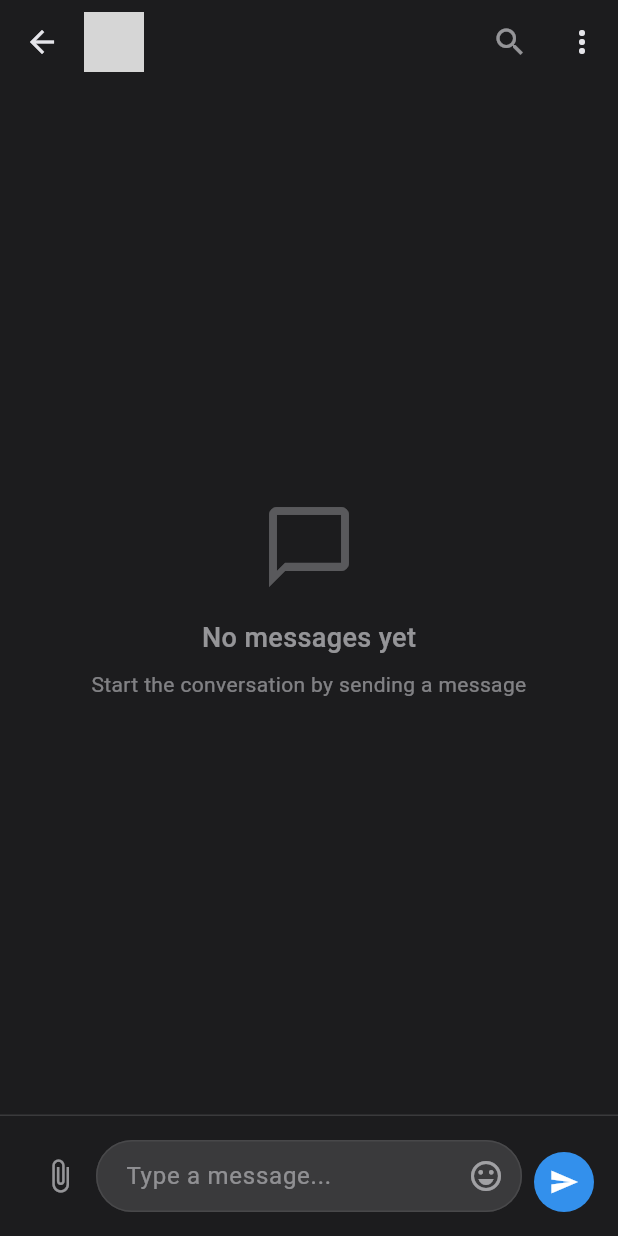
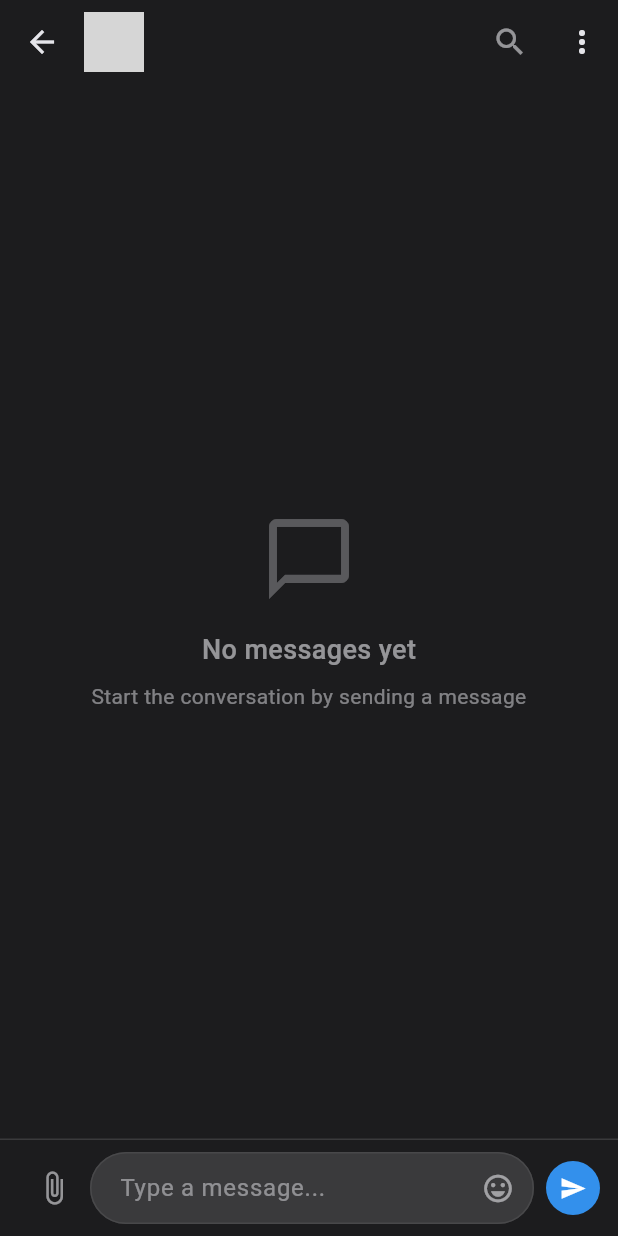
Before and after one commit to festeh/telegram_flutter_client, a Flutter app: the ChatScreen screen opened directly with empty values, on a phone screen of 412 x 824 dp. Run offline on Flutter 3.47's test engine with Material 3 defaults, Android fonts, the phone set to English and light mode, and no system bars; our stand-ins replace country_picker, emoji_picker_flutter, file_picker, flutter_dotenv, flutter_riverpod, image_picker and 5 more; missing offline and left inert: dart:ffi, mobile_scanner; accounts and stored records are empty; grey boxes are pictures that could not be loaded.

Commit message:
Fix emoji picker toggle race condition and improve input area layout
- Remove focus-based auto-hide that caused picker to pop back
- Use explicit tap handler on TextField to hide picker
- Move emoji button back inside TextField as suffixIcon
- Fix button sizing with proper constraints and padding
- Use CrossAxisAlignment.center for automatic vertical alignment

🤖 Generated with [Claude Code](https://claude.com/claude-code)

Co-Authored-By: Claude Opus 4.5 <noreply@anthropic.com>

```diff
--- a/lib/widgets/message/message_input_area.dart
+++ b/lib/widgets/message/message_input_area.dart
@@ -21,13 +21,11 @@ class _MessageInputAreaState extends ConsumerState<MessageInputArea>
   final TextEditingController _textController = TextEditingController();
   final FocusNode _focusNode = FocusNode();
   bool _isMultiline = false;
-  bool _wasKeyboardVisible = false;
 
   @override
   void initState() {
     super.initState();
     _textController.addListener(_onTextChanged);
-    _focusNode.addListener(_onFocusChanged);
     WidgetsBinding.instance.addObserver(this);
   }
 
@@ -35,7 +33,6 @@ class _MessageInputAreaState extends ConsumerState<MessageInputArea>
   void dispose() {
     WidgetsBinding.instance.removeObserver(this);
     _textController.removeListener(_onTextChanged);
-    _focusNode.removeListener(_onFocusChanged);
     _textController.dispose();
     _focusNode.dispose();
     super.dispose();
@@ -54,29 +51,17 @@ class _MessageInputAreaState extends ConsumerState<MessageInputArea>
         WidgetsBinding.instance.platformDispatcher.views.first.devicePixelRatio;
     final keyboardHeight = viewInsets.bottom / devicePixelRatio;
 
-    final isKeyboardVisible = keyboardHeight > 0;
-
-    if (keyboardHeight > 50) {
-      // Store keyboard height for picker
+    // Only store substantial keyboard heights (not during animation)
+    if (keyboardHeight > 150) {
       ref.read(emojiStickerProvider.notifier).setKeyboardHeight(keyboardHeight);
     }
+  }
 
-    // If keyboard just appeared while picker is visible, hide picker
-    if (isKeyboardVisible &&
-        !_wasKeyboardVisible &&
-        ref.read(emojiStickerProvider).isPickerVisible) {
+  void _onTextFieldTapped() {
+    // Hide picker when user taps in text field to type
+    if (ref.read(emojiStickerProvider).isPickerVisible) {
       ref.read(emojiStickerProvider.notifier).hidePicker();
     }
-
-    _wasKeyboardVisible = isKeyboardVisible;
-  }
-
-  void _onFocusChanged() {
-    // When text field gains focus from tap, hide picker
-    if (_focusNode.hasFocus && ref.read(emojiStickerProvider).isPickerVisible) {
-      ref.read(emojiStickerProvider.notifier).hidePicker();
-    }
-    setState(() {});
   }
 
   void _onTextChanged() {
@@ -152,8 +137,10 @@ class _MessageInputAreaState extends ConsumerState<MessageInputArea>
           if (replyingToMessage != null) _buildReplyPreview(replyingToMessage),
           _buildInputArea(isSending),
           if (isPickerVisible)
-            EmojiStickerPicker(
-              height: pickerHeight > 0 ? pickerHeight : 300,
+            SafeArea(
+              top: false,
+              child: EmojiStickerPicker(
+                height: pickerHeight > 150 ? pickerHeight : 300,
                 textController: _textController,
                 chatId: widget.chat.id,
                 onEmojiSelected: () {
@@ -163,6 +150,7 @@ class _MessageInputAreaState extends ConsumerState<MessageInputArea>
                   // Optionally hide picker after sending sticker
                   ref.read(emojiStickerProvider.notifier).hidePicker();
                 },
+              ),
             ),
         ],
       ),
@@ -278,12 +266,14 @@ class _MessageInputAreaState extends ConsumerState<MessageInputArea>
     final colorScheme = Theme.of(context).colorScheme;
 
     return Padding(
-      padding: const EdgeInsets.all(16),
+      padding: const EdgeInsets.symmetric(horizontal: 12, vertical: 8),
       child: Row(
-        crossAxisAlignment: CrossAxisAlignment.end,
+        crossAxisAlignment: CrossAxisAlignment.center,
         children: [
           IconButton(
             onPressed: isSending ? null : _showAttachmentOptions,
+            padding: const EdgeInsets.all(8),
+            constraints: const BoxConstraints(minWidth: 40, minHeight: 40),
             icon: Icon(
               Icons.attach_file,
               color: colorScheme.onSurface.withValues(alpha: 0.6),
@@ -291,6 +281,9 @@ class _MessageInputAreaState extends ConsumerState<MessageInputArea>
             tooltip: 'Attach file',
           ),
           Expanded(
+            child: GestureDetector(
+              onTap: _onTextFieldTapped,
+              behavior: HitTestBehavior.translucent,
               child: ConstrainedBox(
                 constraints: const BoxConstraints(minHeight: 40, maxHeight: 120),
                 child: TextField(
@@ -339,24 +332,26 @@ class _MessageInputAreaState extends ConsumerState<MessageInputArea>
                     ),
                     suffixIcon: IconButton(
                       onPressed: isSending ? null : _showEmojiPicker,
+                      padding: const EdgeInsets.all(8),
+                      constraints: const BoxConstraints(minWidth: 36, minHeight: 36),
+                      iconSize: 22,
                       icon: Icon(
-                      ref.watch(
-                            emojiStickerProvider.select(
-                              (s) => s.isPickerVisible,
-                            ),
-                          )
+                        ref.watch(emojiStickerProvider.select((s) => s.isPickerVisible))
                             ? Icons.keyboard_outlined
                             : Icons.emoji_emotions_outlined,
                         color: colorScheme.onSurface.withValues(
                           alpha: isSending ? 0.3 : 0.6,
                         ),
                       ),
-                    tooltip:
-                        ref.watch(
+                      tooltip: ref.watch(
                             emojiStickerProvider.select((s) => s.isPickerVisible),
                           )
                           ? 'Show keyboard'
                           : 'Add emoji',
+                    ),
+                    suffixIconConstraints: const BoxConstraints(
+                      minWidth: 44,
+                      minHeight: 40,
                     ),
                   ),
                   style: TextStyle(
@@ -367,7 +362,7 @@ class _MessageInputAreaState extends ConsumerState<MessageInputArea>
                 ),
               ),
             ),
-          const SizedBox(width: 8),
+          ),
           _buildSendButton(isSending),
         ],
       ),
@@ -378,8 +373,9 @@ class _MessageInputAreaState extends ConsumerState<MessageInputArea>
     final colorScheme = Theme.of(context).colorScheme;
 
     return Container(
-      height: 40,
-      width: 40,
+      height: 36,
+      width: 36,
+      margin: const EdgeInsets.only(left: 8),
       decoration: BoxDecoration(
         color: isSending
             ? colorScheme.surfaceContainerHighest
@@ -388,6 +384,8 @@ class _MessageInputAreaState extends ConsumerState<MessageInputArea>
       ),
       child: IconButton(
         onPressed: isSending ? null : _sendMessage,
+        padding: EdgeInsets.zero,
+        constraints: const BoxConstraints(minWidth: 36, minHeight: 36),
         icon: isSending
             ? SizedBox(
                 width: 16,
@@ -399,9 +397,8 @@ class _MessageInputAreaState extends ConsumerState<MessageInputArea>
                   ),
                 ),
               )
-            : Icon(Icons.send, color: colorScheme.onPrimary, size: 20),
+            : Icon(Icons.send, color: colorScheme.onPrimary, size: 18),
         tooltip: isSending ? 'Sending...' : 'Send message',
-        splashRadius: 20,
       ),
     );
   }
```
Lines whose indentation alone changed are shown as unchanged.
